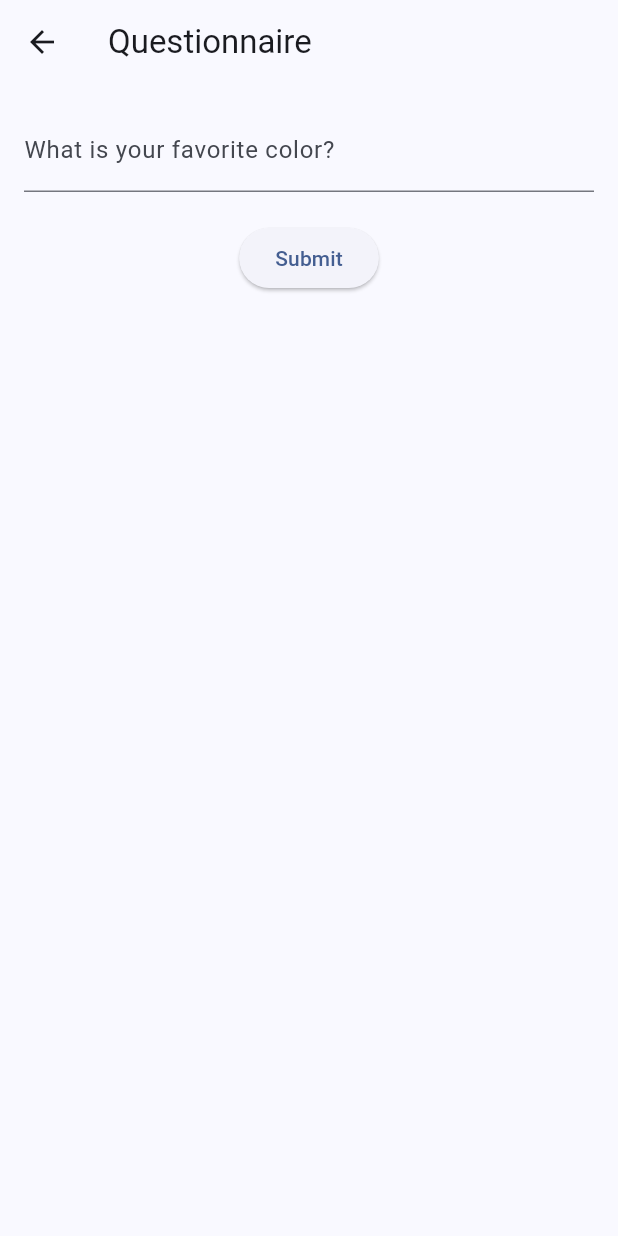
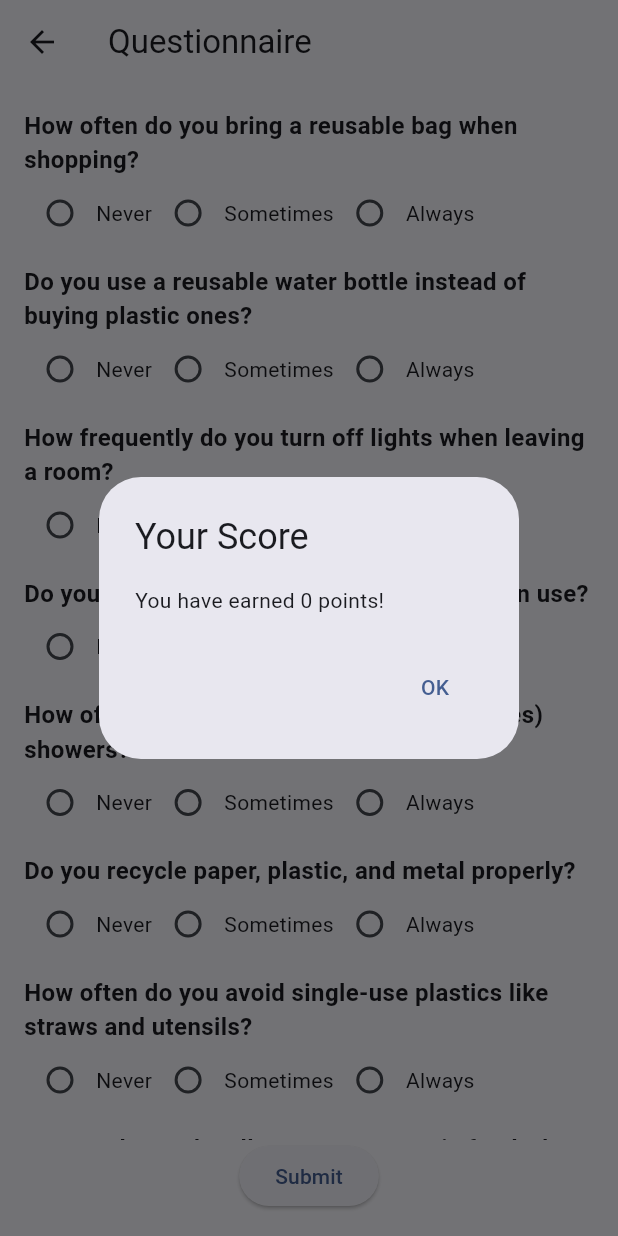
Before and after one commit to jessien53/re_app_civic_hacks, a Flutter app: the QuestionnaireScreen screen opened directly, after a tap on "Submit", on a phone screen of 412 x 824 dp. Run offline on Flutter 3.47's test engine with Material 3 defaults, Android fonts, the phone set to English and light mode, and no system bars.

Commit message:
Fixing questionnaire and initial points

```diff
--- a/lib/screens/questionnaire_screen.dart
+++ b/lib/screens/questionnaire_screen.dart
@@ -1,7 +1,39 @@
 import 'package:flutter/material.dart';
 
-class QuestionnaireScreen extends StatelessWidget {
+class QuestionnaireScreen extends StatefulWidget {
   const QuestionnaireScreen({super.key});
+
+  @override
+  State<QuestionnaireScreen> createState() => _QuestionnaireScreenState();
+}
+
+class _QuestionnaireScreenState extends State<QuestionnaireScreen> {
+  final List<String> questions = [
+    'How often do you bring a reusable bag when shopping?',
+    'Do you use a reusable water bottle instead of buying plastic ones?',
+    'How frequently do you turn off lights when leaving a room?',
+    'Do you unplug electronics when they’re not in use?',
+    'How often do you take short (under 5 minutes) showers?',
+    'Do you recycle paper, plastic, and metal properly?',
+    'How often do you avoid single-use plastics like straws and utensils?',
+    'Do you choose locally grown or organic food when possible?',
+    'How often do you eat plant-based meals instead of meat?',
+    'Do you use energy-efficient appliances or LED bulbs in your home?'
+  ];
+
+  final Map<int, String> answers = {};
+
+  int calculateScore() {
+    int score = 0;
+    answers.forEach((index, value) {
+      if (value == 'Sometimes') {
+        score += 1;
+      } else if (value == 'Always') {
+        score += 2;
+      }
+    });
+    return score;
+  }
 
   @override
   Widget build(BuildContext context) {
@@ -11,12 +43,74 @@ class QuestionnaireScreen extends StatelessWidget {
         padding: const EdgeInsets.all(16.0),
         child: Column(
           children: [
-            TextField(
-              decoration: const InputDecoration(labelText: 'What is your favorite color?'),
+            Expanded(
+              child: ListView.builder(
+                itemCount: questions.length,
+                itemBuilder: (context, index) {
+                  return Column(
+                    crossAxisAlignment: CrossAxisAlignment.start,
+                    children: [
+                      Text(
+                        questions[index],
+                        style: const TextStyle(fontSize: 16, fontWeight: FontWeight.bold),
+                      ),
+                      Row(
+                        children: [
+                          Radio(
+                            value: 'Never',
+                            groupValue: answers[index],
+                            onChanged: (value) {
+                              setState(() {
+                                answers[index] = value.toString();
+                              });
+                            },
+                          ),
+                          const Text('Never'),
+                          Radio(
+                            value: 'Sometimes',
+                            groupValue: answers[index],
+                            onChanged: (value) {
+                              setState(() {
+                                answers[index] = value.toString();
+                              });
+                            },
+                          ),
+                          const Text('Sometimes'),
+                          Radio(
+                            value: 'Always',
+                            groupValue: answers[index],
+                            onChanged: (value) {
+                              setState(() {
+                                answers[index] = value.toString();
+                              });
+                            },
+                          ),
+                          const Text('Always'),
+                        ],
+                      ),
+                      const SizedBox(height: 10),
+                    ],
+                  );
+                },
+              ),
             ),
-            const SizedBox(height: 20),
             ElevatedButton(
-              onPressed: () {}, // Placeholder for submission functionality
+              onPressed: () {
+                int finalScore = calculateScore();
+                showDialog(
+                  context: context,
+                  builder: (context) => AlertDialog(
+                    title: const Text('Your Score'),
+                    content: Text('You have earned $finalScore points!'),
+                    actions: [
+                      TextButton(
+                        onPressed: () => Navigator.of(context).pop(),
+                        child: const Text('OK'),
+                      ),
+                    ],
+                  ),
+                );
+              },
               child: const Text('Submit'),
             ),
           ],
```
Also changed, not shown: lib/screens/signUp_screen.dart (deleted, +0 -37 lines), lib/screens/start_screen.dart (+3 -8 lines), 1 other file.
